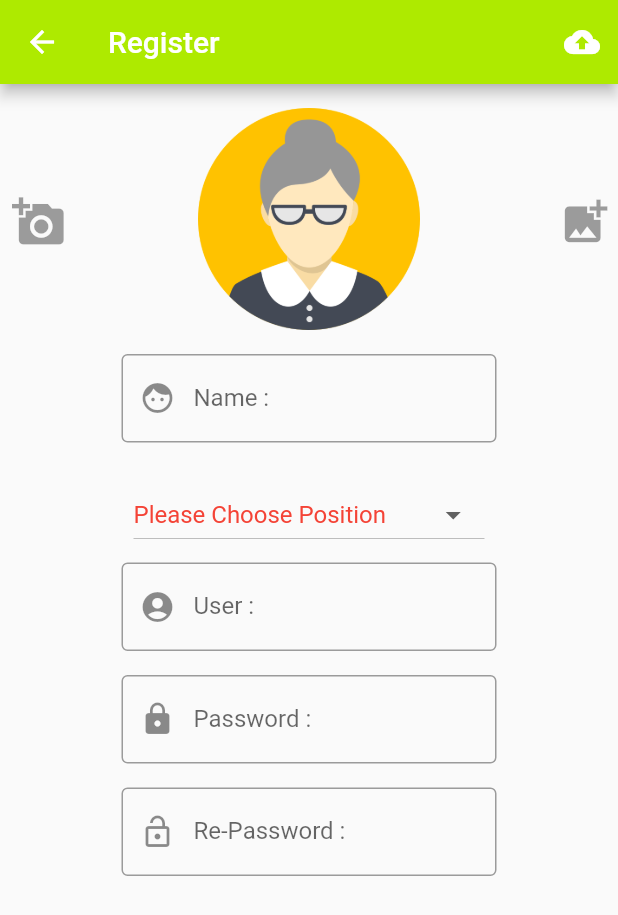
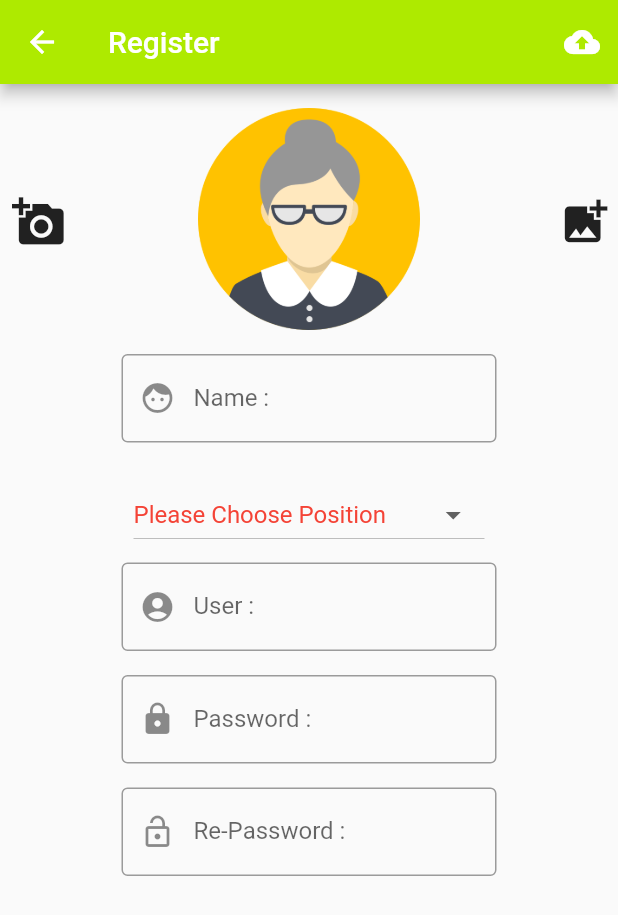
Before and after one commit to masterUNG/UngProductOhKit, a Flutter app: the Register screen opened directly, after a tap on the "cloud upload" icon, on a phone screen of 412 x 824 dp. Shown: the top 915 px of the screen. Run offline on Flutter 3.47's test engine with Material 2 defaults, Android fonts, the phone set to English and light mode, and no system bars; our stand-ins replace google_fonts, image_picker.

Commit message:
befor Lunch

```diff
--- a/lib/widget/register.dart
+++ b/lib/widget/register.dart
@@ -1,4 +1,7 @@
+import 'dart:io';
+
 import 'package:flutter/material.dart';
+import 'package:image_picker/image_picker.dart';
 import 'package:ungproduct/utility/my_constant.dart';
 import 'package:ungproduct/utility/my_style.dart';
 
@@ -10,6 +13,8 @@ class Register extends StatefulWidget {
 class _RegisterState extends State<Register> {
   int indexTheme = 0;
   String choosePosition;
+  File file;
+  String urlAvatar, name, user, password, rePassword;
 
   @override
   Widget build(BuildContext context) {
@@ -17,12 +22,7 @@ class _RegisterState extends State<Register> {
       appBar: AppBar(
         title: Text('Register'),
         backgroundColor: MyStyle().primaryColors[indexTheme],
-        actions: [
-          IconButton(
-            icon: Icon(Icons.cloud_upload),
-            onPressed: () {},
-          )
-        ],
+        actions: [buildIconButton()],
       ),
       body: SingleChildScrollView(
         child: Column(
@@ -39,6 +39,16 @@ class _RegisterState extends State<Register> {
     );
   }
 
+  IconButton buildIconButton() {
+    return IconButton(
+      icon: Icon(Icons.cloud_upload),
+      onPressed: () {
+        print(
+            'name = $name, user = $user, password = $password, re-Password = $rePassword');
+      },
+    );
+  }
+
   Container buildContainerPosition() => Container(
         width: 250,
         child: Container(
@@ -50,7 +60,10 @@ class _RegisterState extends State<Register> {
                   .positions
                   .map(
                     (e) => DropdownMenuItem(
-              child: Text(e, style: TextStyle(fontWeight: FontWeight.bold),),
+                      child: Text(
+                        e,
+                        style: TextStyle(fontWeight: FontWeight.bold),
+                      ),
                       value: e,
                     ),
                   )
@@ -59,7 +72,11 @@ class _RegisterState extends State<Register> {
                 setState(() {
                   choosePosition = value;
                 });
-              },hint: Text('Please Choose Position', style: TextStyle(color: Colors.red),),
+              },
+              hint: Text(
+                'Please Choose Position',
+                style: TextStyle(color: Colors.red),
+              ),
             ),
           ),
         ),
@@ -74,12 +91,18 @@ class _RegisterState extends State<Register> {
             Icons.add_a_photo,
             size: 36,
           ),
-            onPressed: null),
+          onPressed: () => chooseAvatar(ImageSource.camera),
+        ),
         Container(
           width: 180,
+          height: 180,
           child: Padding(
             padding: const EdgeInsets.all(16.0),
-            child: Image.asset('images/avatar.png'),
+            child: file == null
+                ? Image.asset('images/avatar.png')
+                : CircleAvatar(
+                    backgroundImage: FileImage(file),
+                  ),
           ),
         ),
         IconButton(
@@ -87,7 +110,8 @@ class _RegisterState extends State<Register> {
             Icons.add_photo_alternate,
             size: 36,
           ),
-            onPressed: null),
+          onPressed: () => chooseAvatar(ImageSource.gallery),
+        ),
       ],
     );
   }
@@ -96,6 +120,7 @@ class _RegisterState extends State<Register> {
         margin: EdgeInsets.only(bottom: 16),
         width: 250,
         child: TextField(
+          onChanged: (value) => name = value.trim(),
           decoration: InputDecoration(
             prefixIcon: Icon(Icons.face),
             border: OutlineInputBorder(),
@@ -108,6 +133,7 @@ class _RegisterState extends State<Register> {
         margin: EdgeInsets.only(bottom: 16),
         width: 250,
         child: TextField(
+          onChanged: (value) => user = value.trim(),
           decoration: InputDecoration(
             prefixIcon: Icon(Icons.account_circle),
             border: OutlineInputBorder(),
@@ -120,6 +146,8 @@ class _RegisterState extends State<Register> {
         margin: EdgeInsets.only(bottom: 16),
         width: 250,
         child: TextField(
+          onChanged: (value) => password = value.trim(),
+          obscureText: true,
           decoration: InputDecoration(
             prefixIcon: Icon(Icons.lock),
             border: OutlineInputBorder(),
@@ -132,6 +160,8 @@ class _RegisterState extends State<Register> {
         margin: EdgeInsets.only(bottom: 16),
         width: 250,
         child: TextField(
+          onChanged: (value) => rePassword = value.trim(),
+          obscureText: true,
           decoration: InputDecoration(
             prefixIcon: Icon(Icons.lock_open),
             border: OutlineInputBorder(),
@@ -139,4 +169,20 @@ class _RegisterState extends State<Register> {
           ),
         ),
       );
+
+  Future<Null> chooseAvatar(ImageSource source) async {
+    try {
+      var result = await ImagePicker().getImage(
+        source: source,
+        maxWidth: 800,
+        maxHeight: 800,
+      );
+      print('path ==>> ${result.path}');
+      setState(() {
+        file = File(result.path);
+      });
+    } catch (e) {
+      print('e chooseAvatar ==> ${e.toString()}');
     }
+  }
+}
--- a/pubspec.yaml
+++ b/pubspec.yaml
@@ -29,6 +29,7 @@ dependencies:
   # Use with the CupertinoIcons class for iOS style icons.
   cupertino_icons: ^0.1.3
   google_fonts: ^1.1.0
+  image_picker: ^0.6.7+9
 
 dev_dependencies:
   flutter_test:
```
Also changed, not shown: pubspec.lock. Lines whose indentation alone changed are shown as unchanged.
